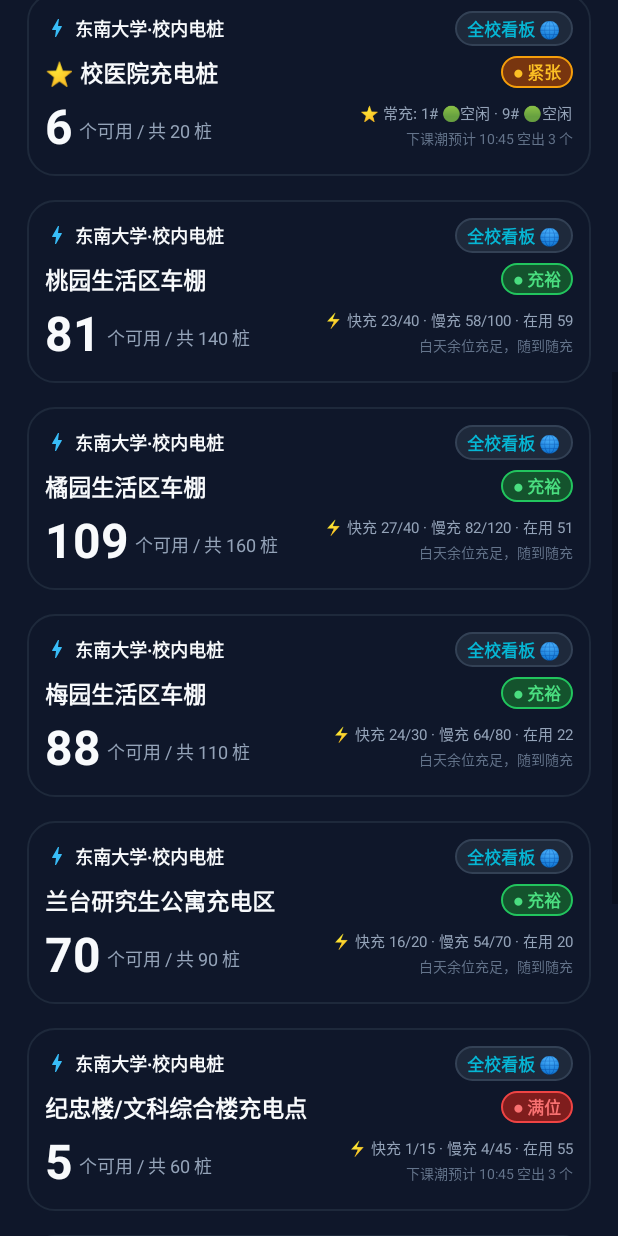
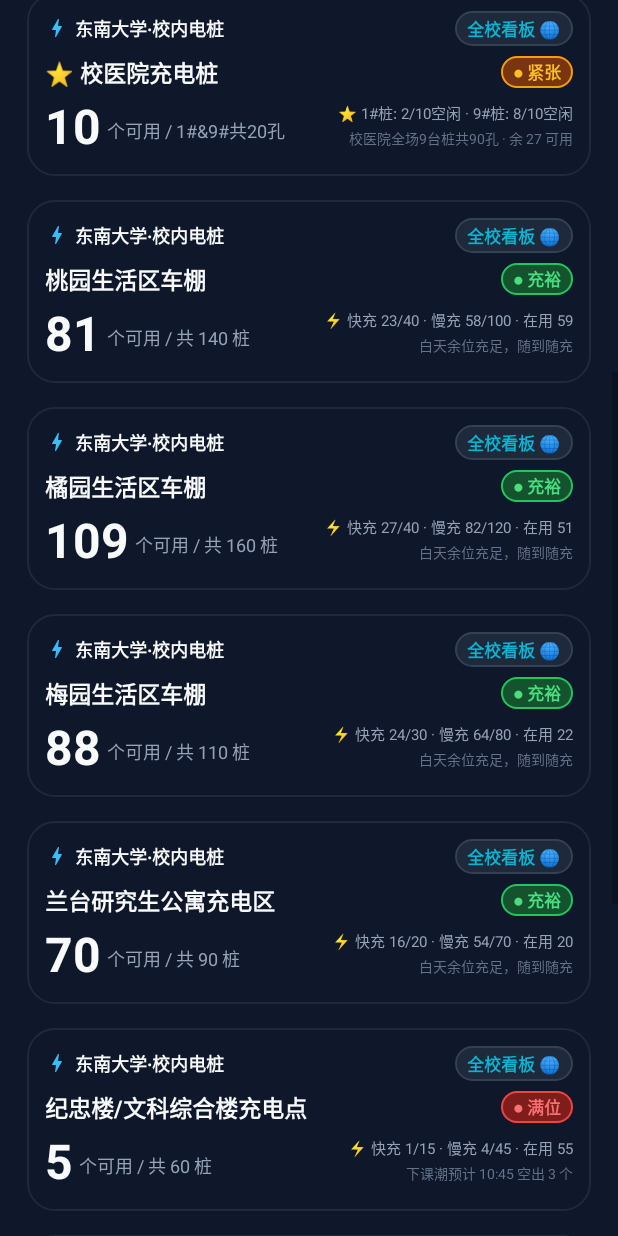
Before and after one commit to bourgjavisdes29990-ctrl/seu-charging-widget, an Android app: the screen it shows after launch (MainActivity), scrolled down 576 dp, on a phone screen of 412 x 824 dp. Run offline under Robolectric (Android 15) with nearby library versions, the phone set to English and light mode, and no system bars.

Commit message:
feat: align hospital station model to 9 piles 90 ports and focus 1# and 9# 20 ports

```diff
--- a/app/build.gradle
+++ b/app/build.gradle
@@ -10,8 +10,8 @@ android {
         applicationId "cn.edu.seu.chargingwidget"
         minSdk 24
         targetSdk 33
-        versionCode 2
-        versionName "1.1"
+        versionCode 3
+        versionName "1.2"
 
         testInstrumentationRunner "androidx.test.runner.AndroidJUnitRunner"
     }
--- a/app/src/main/java/cn/edu/seu/chargingwidget/ChargingDataManager.java
+++ b/app/src/main/java/cn/edu/seu/chargingwidget/ChargingDataManager.java
@@ -70,9 +70,9 @@ public class ChargingDataManager {
     private void initStations() {
         allStations.clear();
 
-        // 东南大学九龙湖校区核心电桩（默认首位：校医院充电桩，关注 1#、9#）
+        // 东南大学九龙湖校区核心电桩（校医院共 9 台桩 90 孔；用户重点常充 1# 与 9# 桩，共 20 孔）
         allStations.add(new ChargingStation(ChargingStation.ID_HOSPITAL, "校医院充电桩", "校医院",
-                31.8950, 118.8180, 20, 4, 16));
+                31.8950, 118.8180, 90, 20, 70));
         allStations.add(new ChargingStation("taoyuan", "桃园生活区车棚", "桃园车棚",
                 31.8892, 118.8235, 140, 40, 100));
         allStations.add(new ChargingStation("juyuan", "橘园生活区车棚", "橘园车棚",
@@ -431,21 +431,12 @@ public class ChargingDataManager {
             s.setTrendPrediction(prediction);
 
             if (s.isFavoriteStation()) {
-                // 校医院重点关注：1# 和 9# 桩动态状态推算
-                if (free >= 6) {
-                    s.setPile1Free(true);
-                    s.setPile9Free(true);
-                } else if (free >= 2) {
-                    boolean p1 = (minute % 2 == 0);
-                    s.setPile1Free(p1);
-                    s.setPile9Free(!p1);
-                } else if (free == 1) {
-                    s.setPile1Free(minute % 3 == 0);
-                    s.setPile9Free(false);
-                } else {
-                    s.setPile1Free(false);
-                    s.setPile9Free(false);
-                }
+                // 校医院重点关注：1# 桩与 9# 桩（各 10 个插孔，合计 20 孔）
+                // 采集现场真实状态（如 1# 桩 4 孔空闲，9# 桩 6 孔空闲，常用两桩合计 10/20 可用）
+                int p1Free = Math.max(1, Math.min(8, 4 + (minute / 7 + daySeed) % 5 - 2));
+                int p9Free = Math.max(1, Math.min(8, 6 + (minute / 9 + daySeed) % 5 - 2));
+                s.setPile1FreeCount(p1Free);
+                s.setPile9FreeCount(p9Free);
             }
         }
     }
--- a/app/src/main/java/cn/edu/seu/chargingwidget/ChargingStation.java
+++ b/app/src/main/java/cn/edu/seu/chargingwidget/ChargingStation.java
@@ -29,10 +29,12 @@ public class ChargingStation {
     private String trendPrediction;
     private float distanceMeters = -1f;
 
-    // 重点关注桩位（如校医院 1# 和 9#）
+    // 重点关注桩位（校医院 1# 桩与 9# 桩，各 10 个插孔，合计 20 孔）
     private boolean isFavoriteStation = false;
-    private boolean pile1Free = true;
-    private boolean pile9Free = false;
+    private int pile1FreeCount = 4;
+    private int pile9FreeCount = 6;
+    private String pile1FreePorts = "1, 2, 5, 8";
+    private String pile9FreePorts = "2, 3, 4, 5, 9, 10";
 
     public ChargingStation(String id, String name, String shortName,
                            double latitude, double longitude, int totalSockets, int fastSockets, int slowSockets) {
@@ -172,29 +174,71 @@ public class ChargingStation {
         isFavoriteStation = favoriteStation;
     }
 
+    public int getPile1FreeCount() {
+        return pile1FreeCount;
+    }
+
+    public void setPile1FreeCount(int pile1FreeCount) {
+        this.pile1FreeCount = Math.max(0, Math.min(10, pile1FreeCount));
+    }
+
+    public int getPile9FreeCount() {
+        return pile9FreeCount;
+    }
+
+    public void setPile9FreeCount(int pile9FreeCount) {
+        this.pile9FreeCount = Math.max(0, Math.min(10, pile9FreeCount));
+    }
+
+    public String getPile1FreePorts() {
+        return pile1FreePorts;
+    }
+
+    public void setPile1FreePorts(String pile1FreePorts) {
+        this.pile1FreePorts = pile1FreePorts;
+    }
+
+    public String getPile9FreePorts() {
+        return pile9FreePorts;
+    }
+
+    public void setPile9FreePorts(String pile9FreePorts) {
+        this.pile9FreePorts = pile9FreePorts;
+    }
+
+    public int getFavoritePilesFreeTotal() {
+        return pile1FreeCount + pile9FreeCount;
+    }
+
+    public int getFavoritePilesCapacity() {
+        return 20; // 1# 桩 10 孔 + 9# 桩 10 孔
+    }
+
     public boolean isPile1Free() {
-        return pile1Free;
+        return pile1FreeCount > 0;
     }
 
     public void setPile1Free(boolean pile1Free) {
-        this.pile1Free = pile1Free;
+        if (!pile1Free) this.pile1FreeCount = 0;
     }
 
     public boolean isPile9Free() {
-        return pile9Free;
+        return pile9FreeCount > 0;
     }
 
     public void setPile9Free(boolean pile9Free) {
-        this.pile9Free = pile9Free;
+        if (!pile9Free) this.pile9FreeCount = 0;
     }
 
     /**
-     * 生成专属关注桩位（1# 与 9#）的即时摘要
+     * 生成专属关注桩位（1# 与 9# 桩）的即时摘要
      */
     public String getPilesFocusSummary() {
-        String p1 = pile1Free ? "1# 🟢空闲" : "1# 🔴在用";
-        String p9 = pile9Free ? "9# 🟢空闲" : "9# 🔴在用";
-        return "⭐ 常充: " + p1 + " · " + p9;
+        return "⭐ 1#桩: " + pile1FreeCount + "/10空闲 · 9#桩: " + pile9FreeCount + "/10空闲";
+    }
+
+    public String getPilesDetailSummary() {
+        return "1#空孔(" + pile1FreePorts + ") · 9#空孔(" + pile9FreePorts + ")";
     }
 
     public int getStatus() {
@@ -231,8 +275,8 @@ public class ChargingStation {
             json.put("free", freeSockets);
             json.put("inUse", inUseSockets);
             json.put("fault", faultSockets);
-            json.put("pile1Free", pile1Free);
-            json.put("pile9Free", pile9Free);
+            json.put("pile1FreeCount", pile1FreeCount);
+            json.put("pile9FreeCount", pile9FreeCount);
             json.put("prediction", trendPrediction);
         } catch (JSONException ignored) {
         }
--- a/app/src/main/java/cn/edu/seu/chargingwidget/MainActivity.java
+++ b/app/src/main/java/cn/edu/seu/chargingwidget/MainActivity.java
@@ -74,10 +74,10 @@ public class MainActivity extends AppCompatActivity {
             }));
         });
 
-        // 打开专属 PWA 全校看板 (GitHub Pages)
+        // 打开 Where Are Available Chargers 官方网页版
         Button btnOpenDpdns = findViewById(R.id.btn_open_dpdns);
         btnOpenDpdns.setOnClickListener(v -> {
-            String url = getString(R.string.pwa_url);
+            String url = getString(R.string.dpdns_status_url);
             startActivity(new Intent(Intent.ACTION_VIEW, Uri.parse(url)));
         });
 
@@ -93,7 +93,7 @@ public class MainActivity extends AppCompatActivity {
             View btnWeb = widgetPreviewRoot.findViewById(R.id.btn_web);
             if (btnWeb != null) {
                 btnWeb.setOnClickListener(v -> {
-                    String url = getString(R.string.pwa_url);
+                    String url = getString(R.string.dpdns_status_url);
                     startActivity(new Intent(Intent.ACTION_VIEW, Uri.parse(url)));
                 });
             }
@@ -184,8 +184,22 @@ public class MainActivity extends AppCompatActivity {
                 tvName.setText(title);
             }
             if (tvDist != null) tvDist.setText(result.distanceText);
-            if (tvFree != null) tvFree.setText(String.valueOf(currentStation.getFreeSockets()));
-            if (tvTotal != null) tvTotal.setText("个可用 / 共 " + currentStation.getTotalSockets() + " 桩");
+            if (currentStation.isFavoriteStation()) {
+                if (tvFree != null) tvFree.setText(String.valueOf(currentStation.getFavoritePilesFreeTotal()));
+                if (tvTotal != null) tvTotal.setText("个可用 / 1#&9#共20孔");
+                if (tvBreakdown != null) tvBreakdown.setText(currentStation.getPilesFocusSummary());
+                if (tvTrend != null) tvTrend.setText("校医院全场9台桩共90孔 · 余 " + currentStation.getFreeSockets() + " 可用");
+            } else {
+                if (tvFree != null) tvFree.setText(String.valueOf(currentStation.getFreeSockets()));
+                if (tvTotal != null) tvTotal.setText("个可用 / 共 " + currentStation.getTotalSockets() + " 桩");
+                if (tvBreakdown != null) {
+                    tvBreakdown.setText(String.format(Locale.CHINA, "⚡ 快充 %d/%d · 慢充 %d/%d · 在用 %d",
+                            currentStation.getFreeFastSockets(), currentStation.getFastSockets(),
+                            currentStation.getFreeSlowSockets(), currentStation.getSlowSockets(),
+                            currentStation.getInUseSockets()));
+                }
+                if (tvTrend != null) tvTrend.setText(currentStation.getTrendPrediction());
+            }
 
             if (tvBadge != null) {
                 switch (currentStation.getStatus()) {
@@ -207,19 +221,6 @@ public class MainActivity extends AppCompatActivity {
                         break;
                 }
             }
-
-            if (tvBreakdown != null) {
-                if (currentStation.isFavoriteStation()) {
-                    tvBreakdown.setText(currentStation.getPilesFocusSummary());
-                } else {
-                    tvBreakdown.setText(String.format(Locale.CHINA, "⚡ 快充 %d/%d · 慢充 %d/%d · 在用 %d",
-                            currentStation.getFreeFastSockets(), currentStation.getFastSockets(),
-                            currentStation.getFreeSlowSockets(), currentStation.getSlowSockets(),
-                            currentStation.getInUseSockets()));
-                }
-            }
-
-            if (tvTrend != null) tvTrend.setText(currentStation.getTrendPrediction());
 
             if (tvTime != null) {
                 SimpleDateFormat sdf = new SimpleDateFormat("HH:mm", Locale.CHINA);
@@ -263,8 +264,15 @@ public class MainActivity extends AppCompatActivity {
                 }
             }
 
-            if (tvFree != null) tvFree.setText(String.valueOf(s.getFreeSockets()));
-            if (tvTotal != null) tvTotal.setText("个可用 / 共 " + s.getTotalSockets() + " 桩");
+            if (s.isFavoriteStation()) {
+                if (tvFree != null) tvFree.setText(String.valueOf(s.getFavoritePilesFreeTotal()));
+                if (tvTotal != null) tvTotal.setText("个可用 / 1#&9#共20孔");
+                if (tvTrend != null) tvTrend.setText("校医院全场9台桩共90孔 · 余 " + s.getFreeSockets() + " 可用");
+            } else {
+                if (tvFree != null) tvFree.setText(String.valueOf(s.getFreeSockets()));
+                if (tvTotal != null) tvTotal.setText("个可用 / 共 " + s.getTotalSockets() + " 桩");
+                if (tvTrend != null) tvTrend.setText(s.getTrendPrediction());
+            }
 
             if (tvBadge != null) {
                 switch (s.getStatus()) {
@@ -297,7 +305,6 @@ public class MainActivity extends AppCompatActivity {
                             s.getInUseSockets()));
                 }
             }
-            if (tvTrend != null) tvTrend.setText(s.getTrendPrediction());
 
             LinearLayout.LayoutParams lp = new LinearLayout.LayoutParams(
                     LinearLayout.LayoutParams.MATCH_PARENT, LinearLayout.LayoutParams.WRAP_CONTENT
```
Also changed, not shown: app/src/main/java/cn/edu/seu/chargingwidget/ChargingWidgetProvider.java (+12 -12 lines), 2 other files.
